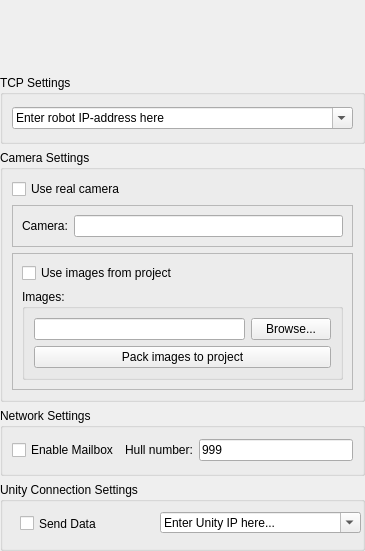
trikset/trik-studio, file plugins/robots/interpreters/trikKitInterpreterCommon/src/trikAdditionalPreferences.ui: the form before one commit.
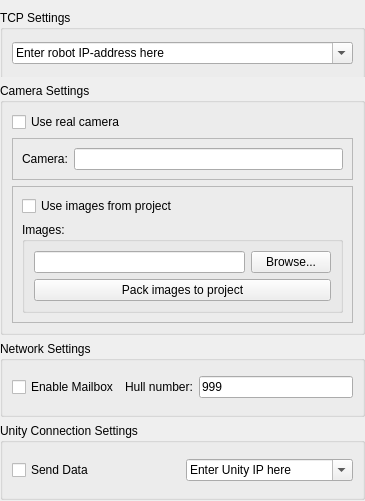
The form after the commit. Custom widgets are drawn as their Qt base class.

What changed in the file:
```diff
--- a/plugins/robots/interpreters/trikKitInterpreterCommon/src/trikAdditionalPreferences.ui
+++ b/plugins/robots/interpreters/trikKitInterpreterCommon/src/trikAdditionalPreferences.ui
@@ -7,7 +7,7 @@
     <x>0</x>
     <y>0</y>
     <width>365</width>
-    <height>551</height>
+    <height>501</height>
    </rect>
   </property>
   <property name="windowTitle">
@@ -27,10 +27,16 @@
     <number>0</number>
    </property>
    <item>
-    <widget class="qReal::ui::ImagePicker" name="robotImagePicker" native="true"/>
-   </item>
-   <item>
+    <widget class="qReal::ui::ImagePicker" name="robotImagePicker" native="true">
     <widget class="QGroupBox" name="tcpSettingsGroupBox">
+      <property name="geometry">
+       <rect>
+        <x>0</x>
+        <y>10</y>
+        <width>365</width>
+        <height>69</height>
+       </rect>
+      </property>
      <property name="title">
       <string>TCP Settings</string>
      </property>
@@ -50,6 +56,7 @@
       </item>
      </layout>
     </widget>
+    </widget>
    </item>
    <item>
     <widget class="QGroupBox" name="multimediaSettingsGroupBox">
@@ -169,36 +176,42 @@
      <property name="title">
       <string>Unity Connection Settings</string>
      </property>
-     <widget class="QComboBox" name="unityTcpServerLineEdit">
-      <property name="geometry">
-       <rect>
-        <x>160</x>
-        <y>30</y>
-        <width>201</width>
-        <height>21</height>
-       </rect>
-      </property>
-      <property name="editable">
-       <bool>true</bool>
-      </property>
-      <property name="currentText">
-       <string>Enter Unity IP here...</string>
-      </property>
-     </widget>
+     <layout class="QGridLayout" name="gridLayout_8">
+      <item row="0" column="0">
      <widget class="QCheckBox" name="unitySendDataCheckBox">
-      <property name="geometry">
-       <rect>
-        <x>20</x>
-        <y>30</y>
-        <width>131</width>
-        <height>23</height>
-       </rect>
-      </property>
       <property name="text">
        <string>Send Data</string>
       </property>
      </widget>
-    </widget>
+      </item>
+      <item row="0" column="1">
+       <widget class="QComboBox" name="unityTcpServerLineEdit">
+        <property name="editable">
+         <bool>true</bool>
+        </property>
+        <property name="currentText">
+         <string>Enter Unity IP here</string>
+        </property>
+       </widget>
+      </item>
+     </layout>
+    </widget>
+   </item>
+   <item>
+    <spacer name="verticalSpacer">
+     <property name="orientation">
+      <enum>Qt::Vertical</enum>
+     </property>
+     <property name="sizeType">
+      <enum>QSizePolicy::Fixed</enum>
+     </property>
+     <property name="sizeHint" stdset="0">
+      <size>
+       <width>20</width>
+       <height>1</height>
+      </size>
+     </property>
+    </spacer>
    </item>
   </layout>
  </widget>
```
Left out of the diff: 16 changed lines with no effect on the pictures. Lines whose indentation alone changed are shown as unchanged.
